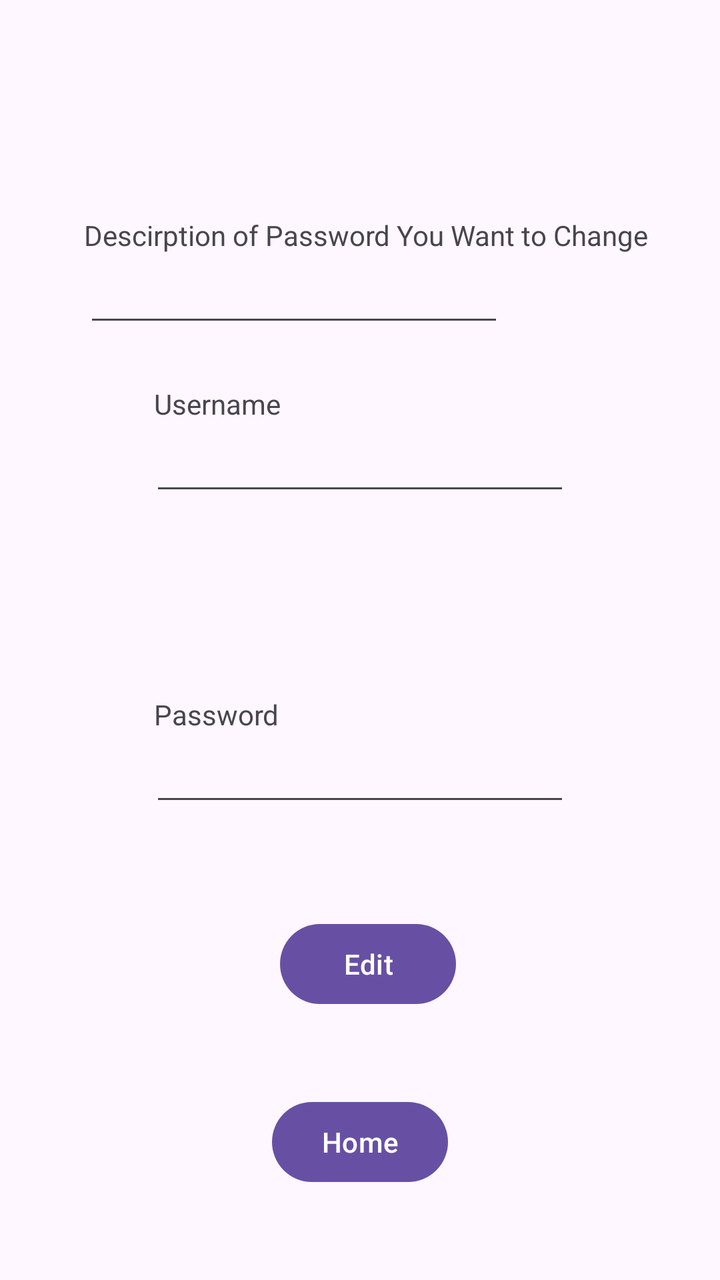
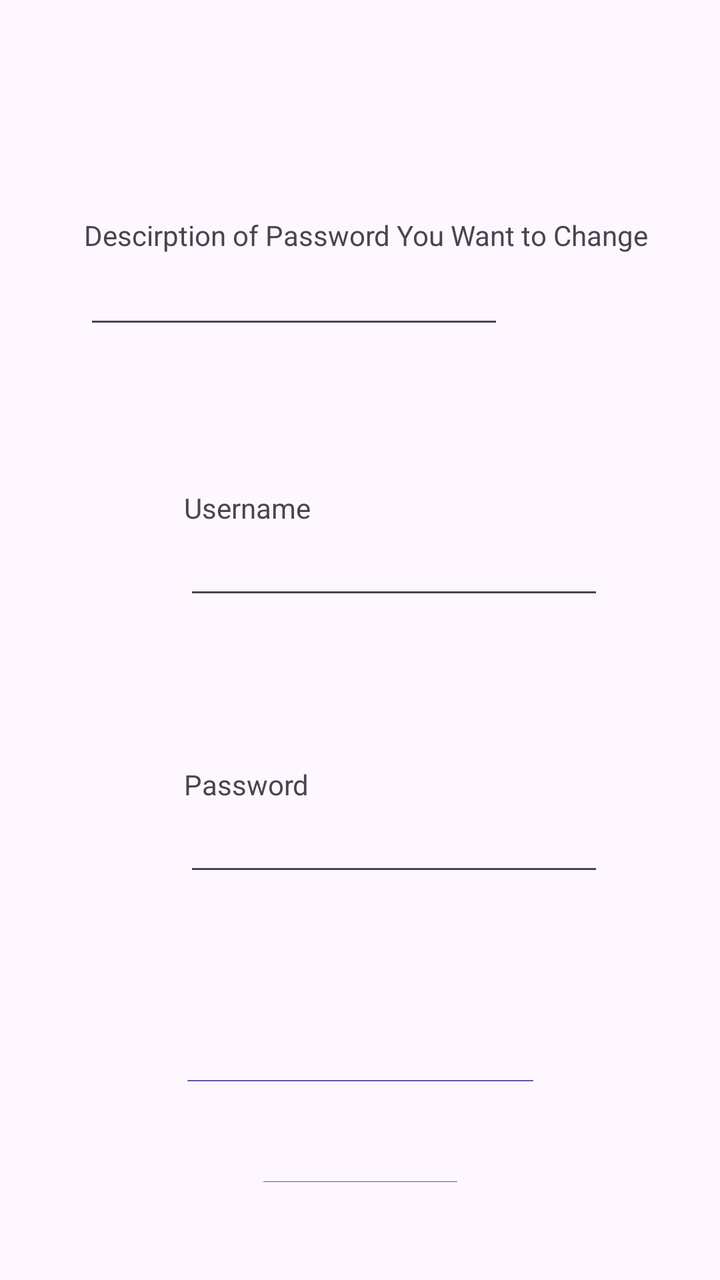

Screens rendered from an Android XML layout before and after an edit, with the pre-edit source and the edit as a unified diff.
<!-- AndroidManifest.xml: application theme Theme.AppInterface1 -->
<!-- res/layout/activity_pswd_edit.xml -->
<?xml version="1.0" encoding="utf-8"?>
<androidx.constraintlayout.widget.ConstraintLayout xmlns:android="http://schemas.android.com/apk/res/android"
    xmlns:app="http://schemas.android.com/apk/res-auto"
    xmlns:tools="http://schemas.android.com/tools"
    android:id="@+id/main"
    android:layout_width="match_parent"
    android:layout_height="match_parent"
    tools:context=".pswdEdit">

    <Button
        android:id="@+id/button"
        android:layout_width="wrap_content"
        android:layout_height="wrap_content"
        android:layout_marginStart="4dp"
        android:layout_marginBottom="41dp"
        android:text="Edit"
        android:onClick="editPSWD"
        app:layout_constraintBottom_toTopOf="@+id/button13"
        app:layout_constraintStart_toStartOf="@+id/button13" />

    <Button
        android:id="@+id/button13"
        android:layout_width="wrap_content"
        android:layout_height="wrap_content"
        android:layout_marginBottom="45dp"
        android:text="Home"
        android:onClick="homeScreen"
        app:layout_constraintBottom_toBottomOf="parent"
        app:layout_constraintEnd_toEndOf="parent"
        app:layout_constraintStart_toStartOf="parent" />

    <EditText
        android:id="@+id/editDescription"
        android:layout_width="wrap_content"
        android:layout_height="wrap_content"
        android:ems="10"
        android:inputType="text"
        app:layout_constraintStart_toStartOf="@+id/textView11"
        app:layout_constraintTop_toBottomOf="@+id/textView11" />

    <EditText
        android:id="@+id/editUserName"
        android:layout_width="wrap_content"
        android:layout_height="wrap_content"
        android:layout_marginBottom="95dp"
        android:ems="10"
        android:inputType="text"
        app:layout_constraintBottom_toTopOf="@+id/textView13"
        app:layout_constraintEnd_toEndOf="parent"
        app:layout_constraintStart_toStartOf="parent" />

    <EditText
        android:id="@+id/editPassword"
        android:layout_width="wrap_content"
        android:layout_height="wrap_content"
        android:layout_marginBottom="50dp"
        android:ems="10"
        android:inputType="text"
        app:layout_constraintBottom_toTopOf="@+id/button"
        app:layout_constraintEnd_toEndOf="parent"
        app:layout_constraintStart_toStartOf="parent" />

    <TextView
        android:id="@+id/textView11"
        android:layout_width="wrap_content"
        android:layout_height="wrap_content"
        android:layout_marginTop="108dp"
        android:layout_marginEnd="36dp"
        android:text="Descirption of Password You Want to Change"
        app:layout_constraintEnd_toEndOf="parent"
        app:layout_constraintTop_toTopOf="parent" />

    <TextView
        android:id="@+id/textView12"
        android:layout_width="wrap_content"
        android:layout_height="wrap_content"
        android:layout_marginStart="2dp"
        android:text="Username"
        app:layout_constraintBottom_toTopOf="@+id/editUserName"
        app:layout_constraintStart_toStartOf="@+id/editUserName" />

    <TextView
        android:id="@+id/textView13"
        android:layout_width="wrap_content"
        android:layout_height="wrap_content"
        android:layout_marginStart="2dp"
        android:text="Password"
        app:layout_constraintBottom_toTopOf="@+id/editPassword"
        app:layout_constraintStart_toStartOf="@+id/editPassword" />
</androidx.constraintlayout.widget.ConstraintLayout>
<!-- resources referenced by this layout -->
<resources>
  <style name="Theme.AppInterface1" parent="Base.Theme.AppInterface1" />
  <style name="Base.Theme.AppInterface1" parent="Theme.Material3.DayNight.NoActionBar">
          
          
      </style>
</resources>

<!-- the commit's change to res/layout/activity_pswd_edit.xml (unified diff, before → after) -->
@@ -9,32 +9,36 @@
 
     <Button
         android:id="@+id/button"
-        android:layout_width="wrap_content"
-        android:layout_height="wrap_content"
-        android:layout_marginStart="4dp"
-        android:layout_marginBottom="41dp"
+        android:layout_width="173dp"
+        android:layout_height="0dp"
+        android:layout_marginBottom="42dp"
+        android:onClick="editPSWD"
         android:text="Edit"
-        android:onClick="editPSWD"
         app:layout_constraintBottom_toTopOf="@+id/button13"
-        app:layout_constraintStart_toStartOf="@+id/button13" />
+        app:layout_constraintEnd_toEndOf="parent"
+        app:layout_constraintStart_toStartOf="parent"
+        app:layout_constraintTop_toBottomOf="@+id/editPassword" />
 
     <Button
         android:id="@+id/button13"
-        android:layout_width="wrap_content"
-        android:layout_height="wrap_content"
+        android:layout_width="97dp"
+        android:layout_height="0dp"
         android:layout_marginBottom="45dp"
+        android:onClick="homeScreen"
         android:text="Home"
-        android:onClick="homeScreen"
         app:layout_constraintBottom_toBottomOf="parent"
         app:layout_constraintEnd_toEndOf="parent"
-        app:layout_constraintStart_toStartOf="parent" />
+        app:layout_constraintStart_toStartOf="parent"
+        app:layout_constraintTop_toBottomOf="@+id/button" />
 
     <EditText
         android:id="@+id/editDescription"
         android:layout_width="wrap_content"
         android:layout_height="wrap_content"
+        android:layout_marginBottom="75dp"
         android:ems="10"
         android:inputType="text"
+        app:layout_constraintBottom_toTopOf="@+id/textView12"
         app:layout_constraintStart_toStartOf="@+id/textView11"
         app:layout_constraintTop_toBottomOf="@+id/textView11" />
 
@@ -42,23 +46,23 @@
         android:id="@+id/editUserName"
         android:layout_width="wrap_content"
         android:layout_height="wrap_content"
-        android:layout_marginBottom="95dp"
+        android:layout_marginBottom="78dp"
         android:ems="10"
         android:inputType="text"
         app:layout_constraintBottom_toTopOf="@+id/textView13"
-        app:layout_constraintEnd_toEndOf="parent"
-        app:layout_constraintStart_toStartOf="parent" />
+        app:layout_constraintStart_toStartOf="@+id/textView12"
+        app:layout_constraintTop_toBottomOf="@+id/textView12" />
 
     <EditText
         android:id="@+id/editPassword"
         android:layout_width="wrap_content"
         android:layout_height="wrap_content"
-        android:layout_marginBottom="50dp"
+        android:layout_marginBottom="93dp"
         android:ems="10"
         android:inputType="text"
         app:layout_constraintBottom_toTopOf="@+id/button"
-        app:layout_constraintEnd_toEndOf="parent"
-        app:layout_constraintStart_toStartOf="parent" />
+        app:layout_constraintStart_toStartOf="@+id/textView13"
+        app:layout_constraintTop_toBottomOf="@+id/textView13" />
 
     <TextView
         android:id="@+id/textView11"
@@ -66,7 +70,9 @@
         android:layout_height="wrap_content"
         android:layout_marginTop="108dp"
         android:layout_marginEnd="36dp"
+        android:layout_marginBottom="1dp"
         android:text="Descirption of Password You Want to Change"
+        app:layout_constraintBottom_toTopOf="@+id/editDescription"
         app:layout_constraintEnd_toEndOf="parent"
         app:layout_constraintTop_toTopOf="parent" />
 
@@ -74,17 +80,19 @@
         android:id="@+id/textView12"
         android:layout_width="wrap_content"
         android:layout_height="wrap_content"
-        android:layout_marginStart="2dp"
+        android:layout_marginStart="92dp"
         android:text="Username"
         app:layout_constraintBottom_toTopOf="@+id/editUserName"
-        app:layout_constraintStart_toStartOf="@+id/editUserName" />
+        app:layout_constraintStart_toStartOf="parent"
+        app:layout_constraintTop_toBottomOf="@+id/editDescription" />
 
     <TextView
         android:id="@+id/textView13"
         android:layout_width="wrap_content"
         android:layout_height="wrap_content"
-        android:layout_marginStart="2dp"
+        android:layout_marginStart="92dp"
         android:text="Password"
         app:layout_constraintBottom_toTopOf="@+id/editPassword"
-        app:layout_constraintStart_toStartOf="@+id/editPassword" />
+        app:layout_constraintStart_toStartOf="parent"
+        app:layout_constraintTop_toBottomOf="@+id/editUserName" />
 </androidx.constraintlayout.widget.ConstraintLayout>
